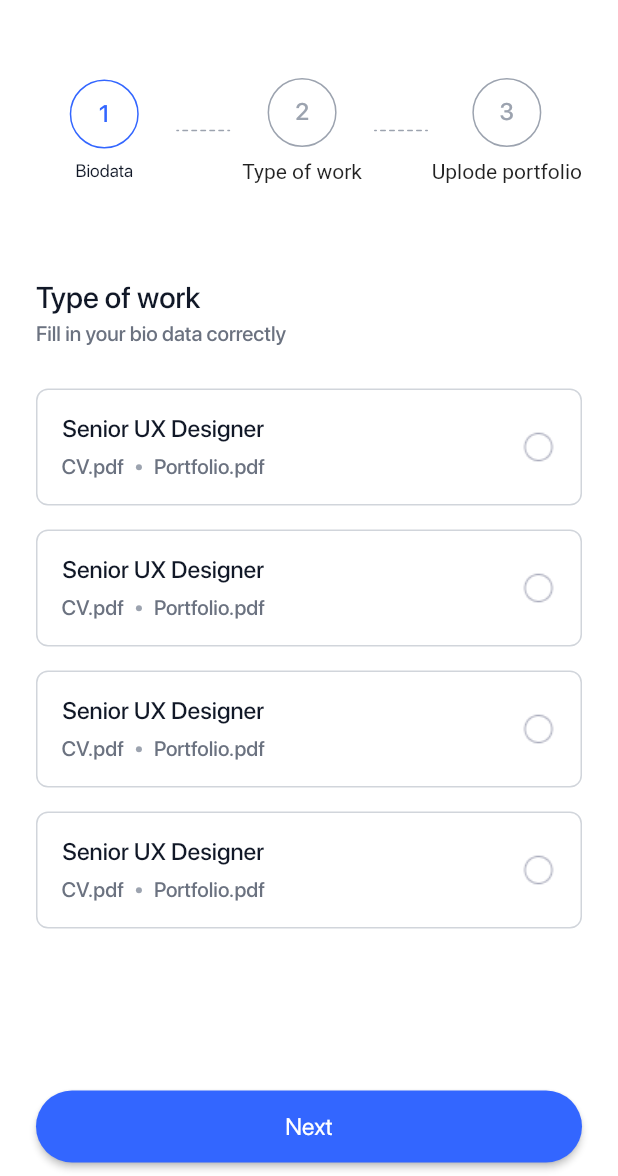
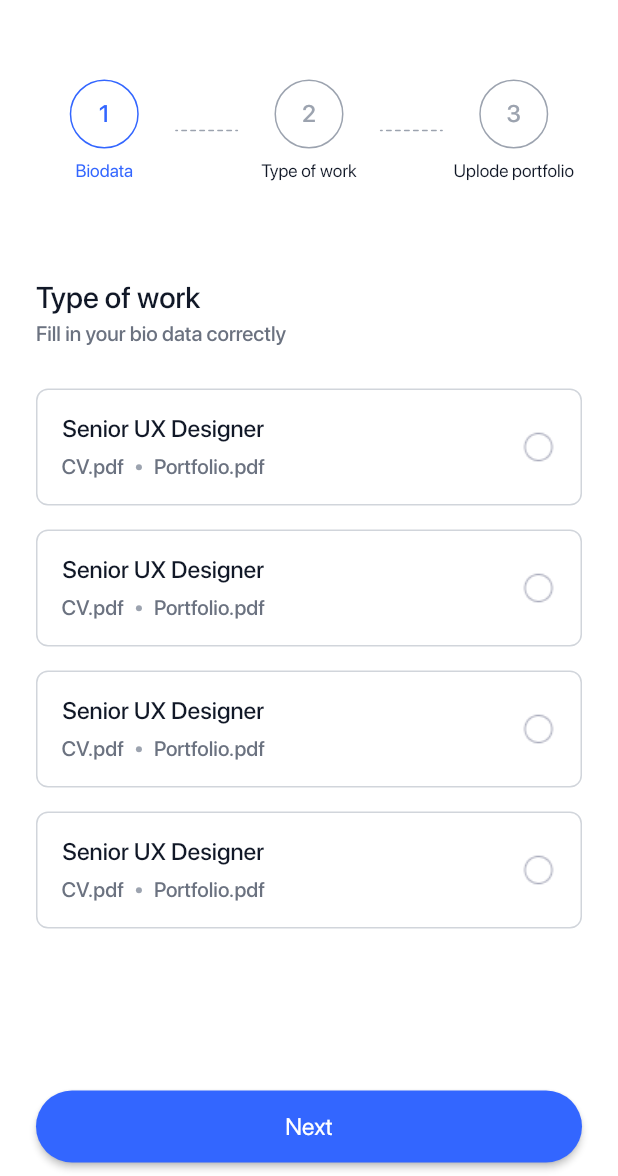
Before and after one commit to AhmedAwadNosir/Jobsque---Job-Finder-App, a Flutter app: the ApplyJopView screen opened by its route, swiped to page 2, on a phone screen of 412 x 824 dp, the part 60-1236 px from its top. Run offline on Flutter 3.47's test engine with Material 2 defaults, Android fonts, the phone set to English and light mode, and no system bars; our stand-ins replace bloc, cloud_firestore, firebase_auth, firebase_core, flutter_bloc, google_sign_in and 4 more; missing offline and left inert: flutter_facebook_auth; accounts and stored records are empty.

Commit message:
apply custom step label when is active

```diff
--- a/lib/Features/Jop_Details/widgets/apply_jop_view_body.dart
+++ b/lib/Features/Jop_Details/widgets/apply_jop_view_body.dart
@@ -3,6 +3,7 @@ import 'package:iconsax/iconsax.dart';
 import 'package:jobsque_jobfinder/Core/Utils/app_colors.dart';
 import 'package:jobsque_jobfinder/Core/Utils/app_fonts_styles.dart';
 import 'package:jobsque_jobfinder/Core/Wedgits/custom_barr.dart';
+import 'package:jobsque_jobfinder/Features/Jop_Details/widgets/custom_steper_widgets/apply_custom_step_label.dart';
 import 'package:jobsque_jobfinder/Features/Jop_Details/widgets/step_1_content.dart';
 import 'package:jobsque_jobfinder/Features/Jop_Details/widgets/step_2_content.dart';
 import 'package:jobsque_jobfinder/Features/Jop_Details/widgets/custom_steper_widgets/custom_step.dart';
@@ -23,7 +24,7 @@ class _ApplyJopViewBodyState extends State<ApplyJopViewBody> {
   late PageController controler;
   @override
   void initState() {
-    controler = PageController();
+    controler = PageController(initialPage: 0);
     super.initState();
   }
 
@@ -77,10 +78,9 @@ class _ApplyJopViewBodyState extends State<ApplyJopViewBody> {
 
   List<CustomStep> getsteps() => [
         CustomStep(
-          label: Text(
-            "Biodata",
-            style: AppFontsStyles.textstyle12
-                .copyWith(color: AppColors.appNeutralColors900),
+          label: ApplyCustomStepsLabel(
+            label: "Biodata",
+            isActive: currentIndex >= 0,
           ),
           isActive: currentIndex >= 0,
           state: currentIndex > 0
@@ -93,14 +93,20 @@ class _ApplyJopViewBodyState extends State<ApplyJopViewBody> {
                 ? CustomStepState.complete
                 : CustomStepState.indexed,
             isActive: currentIndex >= 1,
-            label: const Text("Type of work"),
+            label: ApplyCustomStepsLabel(
+              label: "Type of work",
+              isActive: currentIndex >= 1,
+            ),
             content: const Step2Content()),
         CustomStep(
             state: currentIndex > 2
                 ? CustomStepState.complete
                 : CustomStepState.indexed,
             isActive: currentIndex >= 2,
-            label: const Text("Uplode portfolio"),
+            label: ApplyCustomStepsLabel(
+              label: "Uplode portfolio",
+              isActive: currentIndex == 2,
+            ),
             content: const Step3Content()),
       ];
 }
--- /dev/null
+++ b/lib/Features/Jop_Details/widgets/custom_steper_widgets/apply_custom_step_label.dart
@@ -0,0 +1,20 @@
+import 'package:flutter/material.dart';
+import 'package:jobsque_jobfinder/Core/Utils/app_colors.dart';
+import 'package:jobsque_jobfinder/Core/Utils/app_fonts_styles.dart';
+
+class ApplyCustomStepsLabel extends StatelessWidget {
+  ApplyCustomStepsLabel(
+      {super.key, required this.label, required this.isActive});
+  final String label;
+  bool isActive;
+  @override
+  Widget build(BuildContext context) {
+    return Text(
+      label,
+      style: AppFontsStyles.textstyle12.copyWith(
+          color: isActive == true
+              ? AppColors.appPrimaryColors500
+              : AppColors.appNeutralColors900),
+    );
+  }
+}
```
